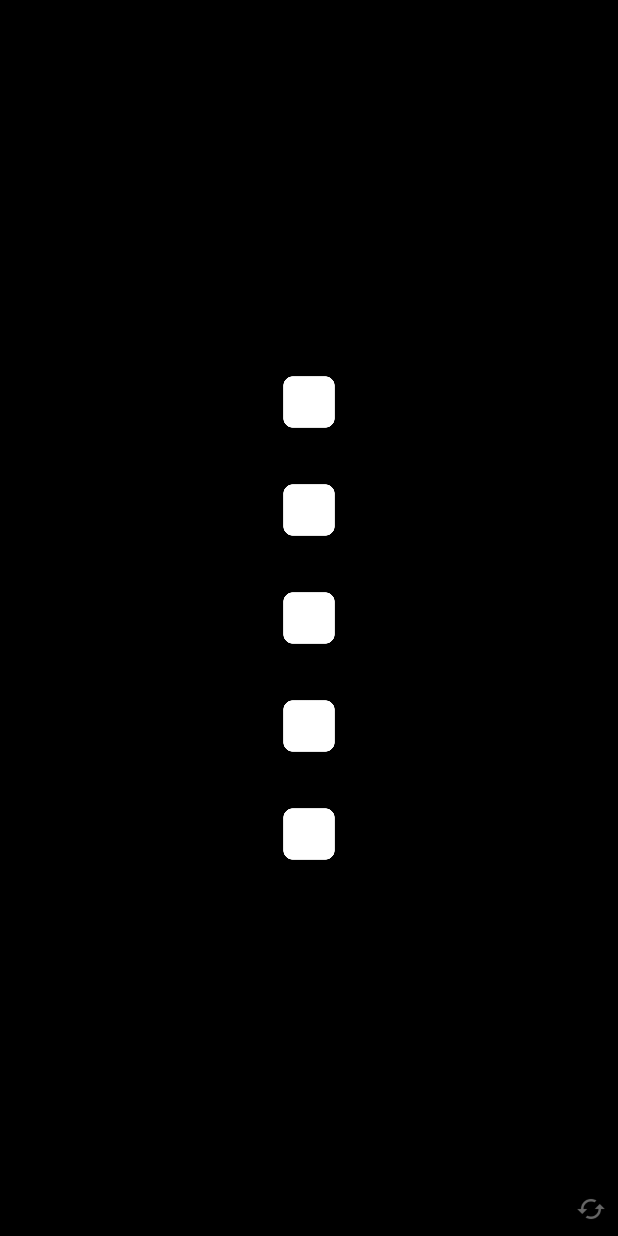
After one commit to Toglefritz/Bluetooth-Light-Painting-App, an Android app: the layout activity_light_painting_flipper.xml on its own in the app's theme, with its tools: preview values and no code run, on a phone screen of 412 x 824 dp. The commit adds this screen. Run offline under Robolectric (Android 15) with nearby library versions, the phone set to English and light mode, and no system bars.

Commit message:
Added ViewFlipper for changing brushes.

```diff
--- a/app/src/main/java/com/toglefritz/bluetoothlightpainting/MainActivity.java
+++ b/app/src/main/java/com/toglefritz/bluetoothlightpainting/MainActivity.java
@@ -43,8 +43,10 @@ import android.os.Bundle;
 import android.support.v7.view.menu.MenuAdapter;
 import android.util.Log;
 import android.view.View;
+import android.widget.Button;
 import android.widget.ImageView;
 import android.widget.Toast;
+import android.widget.ViewFlipper;
 
 import java.io.IOException;
 import java.net.Socket;
@@ -87,15 +89,32 @@ public class MainActivity extends AppCompatActivity  {
     @Override
     protected void onCreate(Bundle savedInstanceState) {
         super.onCreate(savedInstanceState);
-        setContentView(R.layout.activity_light_painting);
+        setContentView(R.layout.activity_light_painting_flipper);
+
+        // The app includes the ability to swtich the style of dots used for light painting by
+        // clicking an icon in the lower-right corner of the screen.
+        Button viewSwitcher = (Button) findViewById(R.id.viewSwitcher);
+        final ViewFlipper flipper = (ViewFlipper) findViewById(R.id.flipper);
+        viewSwitcher.setOnClickListener(new View.OnClickListener() {
+            public void onClick(View v) {
+                // When the view switcher button is clicked, change the layout ViewFlipper
+                flipper.showNext();
+            }
+        });
 
         // We have five dots that are colored according to the RSSI value
-        final ImageView brush1 = (ImageView) findViewById(R.id.brush1);
-        final ImageView brush2 = (ImageView) findViewById(R.id.brush2);
-        final ImageView brush3 = (ImageView) findViewById(R.id.brush3);
-        final ImageView brush4 = (ImageView) findViewById(R.id.brush4);
-        final ImageView brush5 = (ImageView) findViewById(R.id.brush5);
-        final ImageView[] brushes = new ImageView[]{brush1, brush2, brush3, brush4, brush5};
+        final ImageView sbrush1 = (ImageView) findViewById(R.id.sbrush1);
+        final ImageView sbrush2 = (ImageView) findViewById(R.id.sbrush2);
+        final ImageView sbrush3 = (ImageView) findViewById(R.id.sbrush3);
+        final ImageView sbrush4 = (ImageView) findViewById(R.id.sbrush4);
+        final ImageView sbrush5 = (ImageView) findViewById(R.id.sbrush5);
+        final ImageView cbrush1 = (ImageView) findViewById(R.id.cbrush1);
+        final ImageView cbrush2 = (ImageView) findViewById(R.id.cbrush2);
+        final ImageView cbrush3 = (ImageView) findViewById(R.id.cbrush3);
+        final ImageView cbrush4 = (ImageView) findViewById(R.id.cbrush4);
+        final ImageView cbrush5 = (ImageView) findViewById(R.id.cbrush5);
+        final ImageView[] brushes = new ImageView[]{sbrush1, sbrush2, sbrush3, sbrush4, sbrush5,
+                cbrush1, cbrush2, cbrush3, cbrush4, cbrush5};
 
         /*
          To work with Bluetooth, we need to first establish a programatic connection with
--- a/app/src/main/res/layout/activity_light_painting.xml
+++ b/app/src/main/res/layout/activity_light_painting.xml
@@ -7,7 +7,6 @@
     android:id="@+id/mainView"
     tools:context="com.toglefritz.bluetoothlightpainting.MainActivity"
     android:background="@android:color/black">
-
 
     <ImageView
         android:id="@+id/brush5"
--- /dev/null
+++ b/app/src/main/res/layout/activity_light_painting_flipper.xml
@@ -0,0 +1,198 @@
+<?xml version="1.0" encoding="utf-8"?>
+<android.support.constraint.ConstraintLayout xmlns:android="http://schemas.android.com/apk/res/android"
+    xmlns:app="http://schemas.android.com/apk/res-auto"
+    xmlns:tools="http://schemas.android.com/tools"
+    android:layout_width="match_parent"
+    android:layout_height="match_parent"
+    android:id="@+id/mainView"
+    tools:context="com.toglefritz.bluetoothlightpainting.MainActivity"
+    android:background="@android:color/black">
+
+    <ViewFlipper
+        android:id="@+id/flipper"
+        android:layout_width="match_parent"
+        android:layout_height="match_parent">
+
+        <!-- Square Dots Layout -->
+        <android.support.constraint.ConstraintLayout
+            android:layout_width="match_parent"
+            android:layout_height="match_parent">
+
+            <ImageView
+                android:id="@+id/sbrush1"
+                android:layout_width="40dp"
+                android:layout_height="40dp"
+                android:layout_marginBottom="32dp"
+                android:layout_marginEnd="8dp"
+                android:layout_marginLeft="8dp"
+                android:layout_marginRight="8dp"
+                android:layout_marginStart="8dp"
+                android:tint="@color/colorPrimary"
+                app:layout_constraintBottom_toTopOf="@+id/sbrush2"
+                app:layout_constraintLeft_toLeftOf="parent"
+                app:layout_constraintRight_toRightOf="parent"
+                app:srcCompat="@drawable/square" />
+
+            <ImageView
+                android:id="@+id/sbrush2"
+                android:layout_width="40dp"
+                android:layout_height="40dp"
+                android:layout_marginBottom="32dp"
+                android:layout_marginEnd="8dp"
+                android:layout_marginLeft="8dp"
+                android:layout_marginRight="8dp"
+                android:layout_marginStart="8dp"
+                android:tint="@color/colorPrimary"
+                app:layout_constraintBottom_toTopOf="@+id/sbrush3"
+                app:layout_constraintLeft_toLeftOf="parent"
+                app:layout_constraintRight_toRightOf="parent"
+                app:srcCompat="@drawable/square" />
+
+            <ImageView
+                android:id="@+id/sbrush3"
+                android:layout_width="40dp"
+                android:layout_height="40dp"
+                android:layout_marginEnd="8dp"
+                android:layout_marginLeft="8dp"
+                android:layout_marginRight="8dp"
+                android:layout_marginStart="8dp"
+                android:tint="@color/colorPrimary"
+                app:layout_constraintLeft_toLeftOf="parent"
+                app:layout_constraintRight_toRightOf="parent"
+                app:srcCompat="@drawable/square"
+                app:layout_constraintTop_toTopOf="parent"
+                android:layout_marginTop="8dp"
+                app:layout_constraintBottom_toBottomOf="parent"
+                android:layout_marginBottom="8dp" />
+
+            <ImageView
+                android:id="@+id/sbrush4"
+                android:layout_width="40dp"
+                android:layout_height="40dp"
+                android:layout_marginEnd="8dp"
+                android:layout_marginLeft="8dp"
+                android:layout_marginRight="8dp"
+                android:layout_marginStart="8dp"
+                android:layout_marginTop="32dp"
+                android:tint="@color/colorPrimary"
+                app:layout_constraintLeft_toLeftOf="parent"
+                app:layout_constraintRight_toRightOf="parent"
+                app:layout_constraintTop_toBottomOf="@+id/sbrush3"
+                app:srcCompat="@drawable/square" />
+
+            <ImageView
+                android:id="@+id/sbrush5"
+                android:layout_width="40dp"
+                android:layout_height="40dp"
+                android:layout_marginEnd="8dp"
+                android:layout_marginLeft="8dp"
+                android:layout_marginRight="8dp"
+                android:layout_marginStart="8dp"
+                android:layout_marginTop="32dp"
+                android:tint="@color/colorPrimary"
+                app:layout_constraintLeft_toLeftOf="parent"
+                app:layout_constraintRight_toRightOf="parent"
+                app:layout_constraintTop_toBottomOf="@+id/sbrush4"
+                app:srcCompat="@drawable/square" />
+
+        </android.support.constraint.ConstraintLayout>
+
+        <!-- Square Dots Layout -->
+        <android.support.constraint.ConstraintLayout
+            android:layout_width="match_parent"
+            android:layout_height="match_parent">
+
+            <ImageView
+                android:id="@+id/cbrush1"
+                android:layout_width="40dp"
+                android:layout_height="40dp"
+                android:layout_marginBottom="32dp"
+                android:layout_marginEnd="8dp"
+                android:layout_marginLeft="8dp"
+                android:layout_marginRight="8dp"
+                android:layout_marginStart="8dp"
+                android:tint="@color/colorPrimary"
+                app:layout_constraintBottom_toTopOf="@+id/cbrush2"
+                app:layout_constraintLeft_toLeftOf="parent"
+                app:layout_constraintRight_toRightOf="parent"
+                app:srcCompat="@drawable/ic_fiber_manual_record_black_24dp" />
+
+            <ImageView
+                android:id="@+id/cbrush2"
+                android:layout_width="40dp"
+                android:layout_height="40dp"
+                android:layout_marginBottom="32dp"
+                android:layout_marginEnd="8dp"
+                android:layout_marginLeft="8dp"
+                android:layout_marginRight="8dp"
+                android:layout_marginStart="8dp"
+                android:tint="@color/colorPrimary"
+                app:layout_constraintBottom_toTopOf="@+id/cbrush3"
+                app:layout_constraintLeft_toLeftOf="parent"
+                app:layout_constraintRight_toRightOf="parent"
+                app:srcCompat="@drawable/ic_fiber_manual_record_black_24dp" />
+
+            <ImageView
+                android:id="@+id/cbrush3"
+                android:layout_width="40dp"
+                android:layout_height="40dp"
+                android:layout_marginEnd="8dp"
+                android:layout_marginLeft="8dp"
+                android:layout_marginRight="8dp"
+                android:layout_marginStart="8dp"
+                android:tint="@color/colorPrimary"
+                app:layout_constraintLeft_toLeftOf="parent"
+                app:layout_constraintRight_toRightOf="parent"
+                app:srcCompat="@drawable/ic_fiber_manual_record_black_24dp"
+                app:layout_constraintTop_toTopOf="parent"
+                android:layout_marginTop="8dp"
+                app:layout_constraintBottom_toBottomOf="parent"
+                android:layout_marginBottom="8dp" />
+
+            <ImageView
+                android:id="@+id/cbrush4"
+                android:layout_width="40dp"
+                android:layout_height="40dp"
+                android:layout_marginEnd="8dp"
+                android:layout_marginLeft="8dp"
+                android:layout_marginRight="8dp"
+                android:layout_marginStart="8dp"
+                android:layout_marginTop="32dp"
+                android:tint="@color/colorPrimary"
+                app:layout_constraintLeft_toLeftOf="parent"
+                app:layout_constraintRight_toRightOf="parent"
+                app:layout_constraintTop_toBottomOf="@+id/cbrush3"
+                app:srcCompat="@drawable/ic_fiber_manual_record_black_24dp" />
+
+            <ImageView
+                android:id="@+id/cbrush5"
+                android:layout_width="40dp"
+                android:layout_height="40dp"
+                android:layout_marginEnd="8dp"
+                android:layout_marginLeft="8dp"
+                android:layout_marginRight="8dp"
+                android:layout_marginStart="8dp"
+                android:layout_marginTop="32dp"
+                android:tint="@color/colorPrimary"
+                app:layout_constraintLeft_toLeftOf="parent"
+                app:layout_constraintRight_toRightOf="parent"
+                app:layout_constraintTop_toBottomOf="@+id/cbrush4"
+                app:srcCompat="@drawable/ic_fiber_manual_record_black_24dp" />
+
+
+        </android.support.constraint.ConstraintLayout>
+
+    </ViewFlipper>
+
+    <Button
+        android:id="@+id/viewSwitcher"
+        android:layout_width="20dp"
+        android:layout_height="20dp"
+        app:layout_constraintRight_toRightOf="parent"
+        app:layout_constraintBottom_toBottomOf="parent"
+        android:layout_marginRight="8dp"
+        android:layout_marginBottom="8dp"
+        android:background="@drawable/ic_cached_black_24dp"
+        android:backgroundTint="#666666"/>
+
+</android.support.constraint.ConstraintLayout>
```
Also changed, not shown: app/src/main/res/drawable/ic_cached_black_24dp.png (added), app/src/main/res/drawable/ic_fiber_manual_record_black_24dp.png (added).
